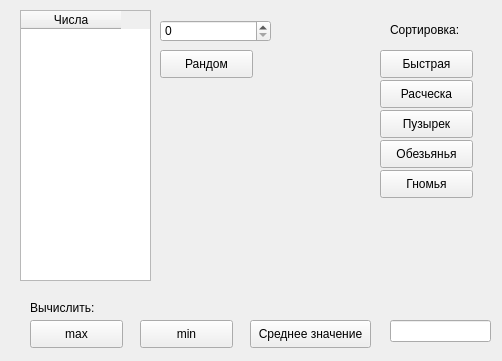
Old version of the form widget.ui in the repository crja73/8_lab.
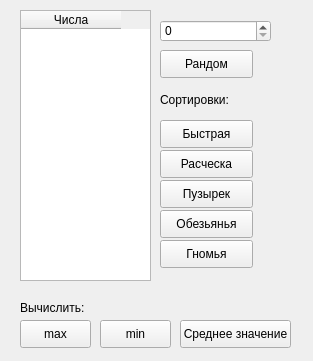
New version of the form.

Diff of the .ui file:
```diff
--- a/widget.ui
+++ b/widget.ui
@@ -6,7 +6,7 @@
    <rect>
     <x>0</x>
     <y>0</y>
-    <width>502</width>
+    <width>313</width>
     <height>361</height>
    </rect>
   </property>
@@ -44,7 +44,7 @@
   <widget class="QLabel" name="countLabel">
    <property name="geometry">
     <rect>
-     <x>30</x>
+     <x>20</x>
      <y>300</y>
      <width>81</width>
      <height>16</height>
@@ -54,22 +54,12 @@
     <string>Вычислить:</string>
    </property>
   </widget>
-  <widget class="QLineEdit" name="countEdit">
-   <property name="geometry">
-    <rect>
-     <x>390</x>
-     <y>320</y>
-     <width>101</width>
-     <height>22</height>
-    </rect>
-   </property>
-  </widget>
   <widget class="QPushButton" name="maxButton">
    <property name="geometry">
     <rect>
-     <x>30</x>
+     <x>20</x>
      <y>320</y>
-     <width>93</width>
+     <width>71</width>
      <height>28</height>
     </rect>
    </property>
@@ -80,9 +70,9 @@
   <widget class="QPushButton" name="minButton">
    <property name="geometry">
     <rect>
-     <x>140</x>
+     <x>100</x>
      <y>320</y>
-     <width>93</width>
+     <width>71</width>
      <height>28</height>
     </rect>
    </property>
@@ -93,9 +83,9 @@
   <widget class="QPushButton" name="srzButton">
    <property name="geometry">
     <rect>
-     <x>250</x>
+     <x>180</x>
      <y>320</y>
-     <width>121</width>
+     <width>111</width>
      <height>28</height>
     </rect>
    </property>
@@ -119,21 +109,21 @@
   <widget class="QLabel" name="sortLabel">
    <property name="geometry">
     <rect>
-     <x>390</x>
-     <y>20</y>
+     <x>160</x>
+     <y>90</y>
      <width>81</width>
      <height>20</height>
     </rect>
    </property>
    <property name="text">
-    <string>Сортировка:</string>
+    <string>Сортировки:</string>
    </property>
   </widget>
   <widget class="QPushButton" name="fastSortButton">
    <property name="geometry">
     <rect>
-     <x>380</x>
-     <y>50</y>
+     <x>160</x>
+     <y>120</y>
      <width>93</width>
      <height>28</height>
     </rect>
@@ -145,8 +135,8 @@
   <widget class="QPushButton" name="hairbrushSortButton">
    <property name="geometry">
     <rect>
-     <x>380</x>
-     <y>80</y>
+     <x>160</x>
+     <y>150</y>
      <width>93</width>
      <height>28</height>
     </rect>
@@ -158,8 +148,8 @@
   <widget class="QPushButton" name="bubbleSortButton">
    <property name="geometry">
     <rect>
-     <x>380</x>
-     <y>110</y>
+     <x>160</x>
+     <y>180</y>
      <width>93</width>
      <height>28</height>
     </rect>
@@ -171,8 +161,8 @@
   <widget class="QPushButton" name="monkeSortButton">
    <property name="geometry">
     <rect>
-     <x>380</x>
-     <y>140</y>
+     <x>160</x>
+     <y>210</y>
      <width>93</width>
      <height>28</height>
     </rect>
@@ -184,8 +174,8 @@
   <widget class="QPushButton" name="gnomeSortButton">
    <property name="geometry">
     <rect>
-     <x>380</x>
-     <y>170</y>
+     <x>160</x>
+     <y>240</y>
      <width>93</width>
      <height>28</height>
     </rect>
```
Left out of the diff: 13 changed lines with no effect on the pictures.
